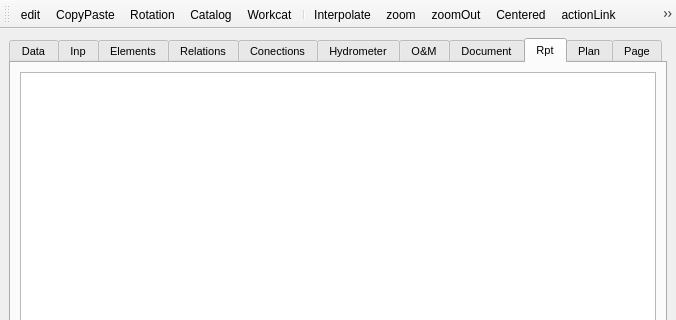
Above: ui/api_cf.ui from Giswater/giswater_qgis_plugin before the change; both pictures show x 0 to 676 and y 0 to 320 of the 676 by 601 pixel window. Below: the same form after it.
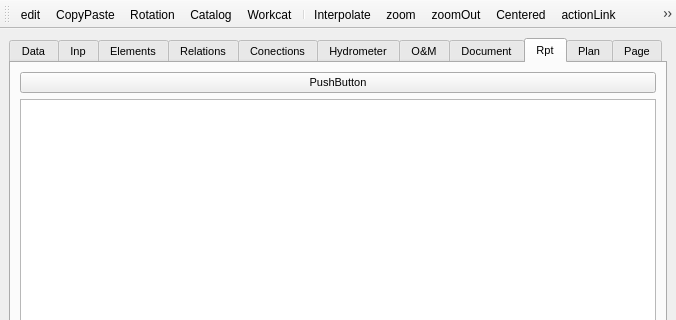
That is the form after the change. The open tabs and pages were chosen to show the change. Icons and pictures are not drawn.

The edit to the form file:
```diff
--- a/ui/api_cf.ui
+++ b/ui/api_cf.ui
@@ -824,7 +824,7 @@
         <string>Rpt</string>
        </attribute>
        <layout class="QGridLayout" name="gridLayout_17">
-        <item row="2" column="0">
+        <item row="3" column="0">
          <widget class="QTableView" name="tbl_rpt">
           <property name="sortingEnabled">
            <bool>false</bool>
@@ -834,6 +834,13 @@
         <item row="0" column="0">
          <layout class="QGridLayout" name="rpt_layout1"/>
         </item>
+        <item row="1" column="0">
+         <widget class="QPushButton" name="btn_filter">
+          <property name="text">
+           <string>PushButton</string>
+          </property>
+         </widget>
+        </item>
        </layout>
       </widget>
       <widget class="QWidget" name="tab_plan_old">
```
Left out of the diff: 6 changed lines with no effect on the pictures.
